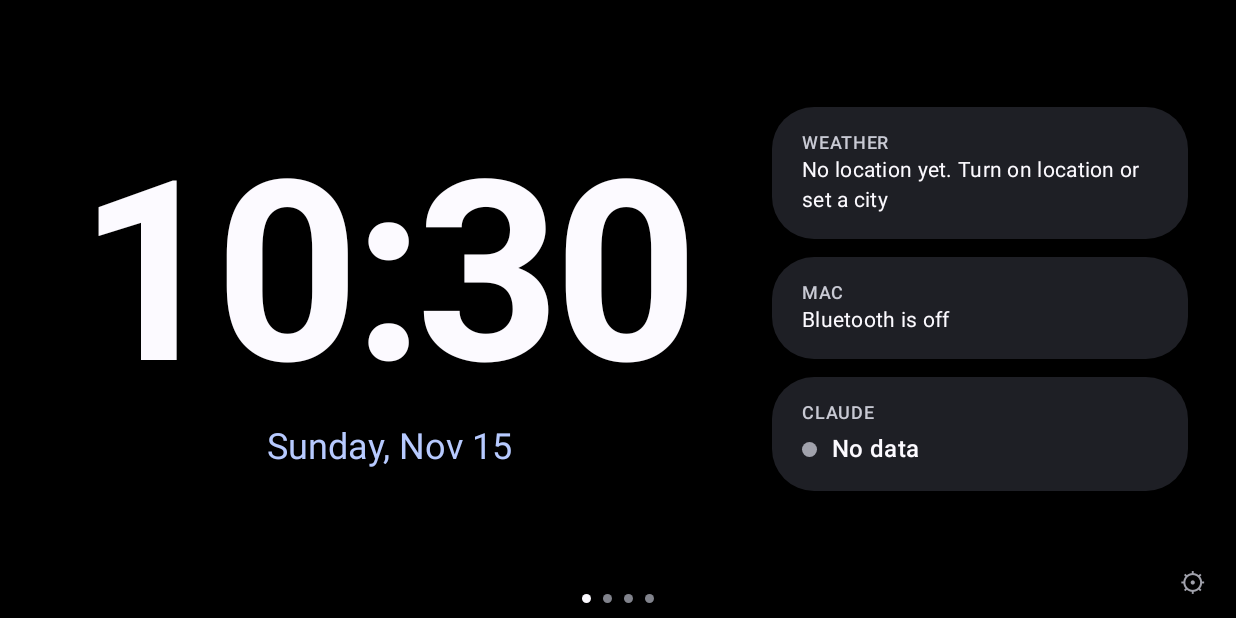
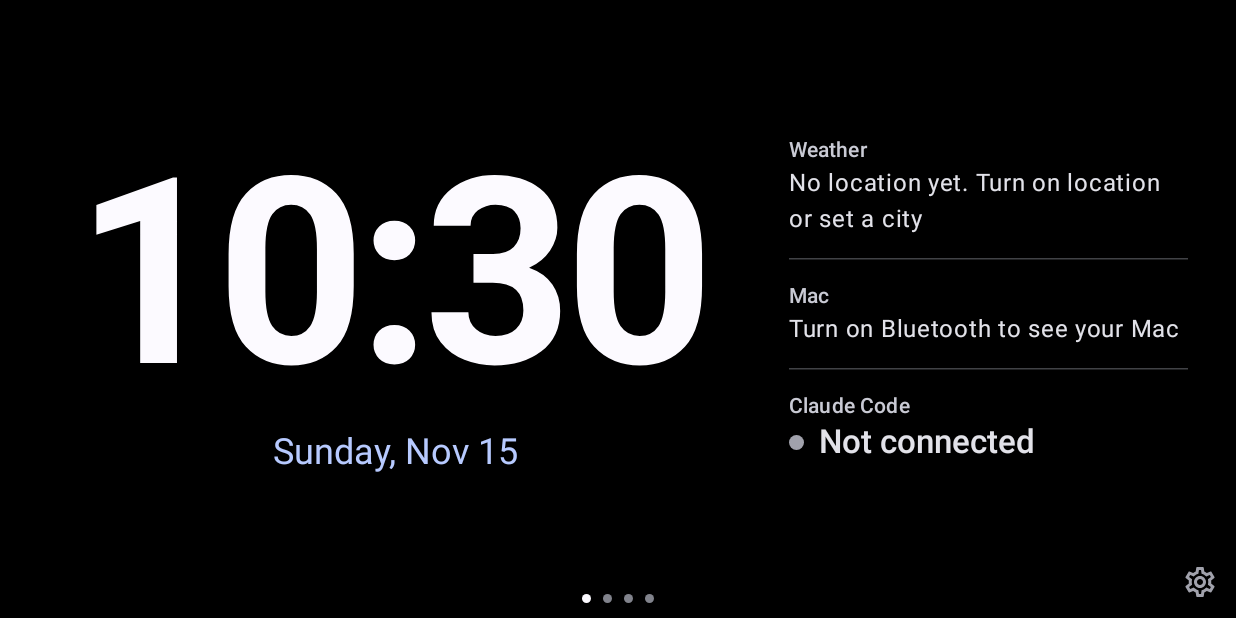
Before and after one commit to bmin-mit/perch, an Android app built with Jetpack Compose: the screen it shows after launch (MainActivity), on a phone screen of 824 x 412 dp (held sideways). Run offline under Robolectric (Android 15) with nearby library versions, the phone set to English and light mode, and no system bars.

Commit message:
Redesign: glanceable, compact StandBy look with night mode
Clock page drops card fills for a borderless glance stack; Mac page is
three tiles with a memory ring gauge; Claude page stats are compacted.
Labels move to 14sp, copy is friendlier, the settings button gets a real
labelled icon, and an ambient-light night mode renders everything dim red.

Co-Authored-By: Claude Opus 5.5 <noreply@anthropic.com>

```diff
--- a/android/app/build.gradle.kts
+++ b/android/app/build.gradle.kts
@@ -30,6 +30,7 @@ dependencies {
     implementation("androidx.compose.ui:ui")
     implementation("androidx.compose.foundation:foundation")
     implementation("androidx.compose.material3:material3")
+    implementation("androidx.compose.material:material-icons-core")
     implementation("androidx.activity:activity-compose:1.13.0")
     implementation("androidx.lifecycle:lifecycle-runtime-compose:2.11.0")
     implementation("androidx.core:core-ktx:1.19.1")
--- a/android/app/src/main/java/dev/perch/standby/data/Prefs.kt
+++ b/android/app/src/main/java/dev/perch/standby/data/Prefs.kt
@@ -14,6 +14,8 @@ data class Settings(
     /** Blank means "use the device location". */
     val city: String = "",
     val clockFace: Int = 0,
+    /** Switch to a dim red, monochrome look when the room is dark. */
+    val autoNight: Boolean = true,
 )
 
 class Prefs(context: Context) {
@@ -31,6 +33,7 @@ class Prefs(context: Context) {
             .putBoolean("demoMac", next.demoMac)
             .putString("city", next.city)
             .putInt("clockFace", next.clockFace)
+            .putBoolean("autoNight", next.autoNight)
             .apply()
     }
 
@@ -41,6 +44,7 @@ class Prefs(context: Context) {
         demoMac = sp.getBoolean("demoMac", isEmulator()),
         city = sp.getString("city", "") ?: "",
         clockFace = sp.getInt("clockFace", 0),
+        autoNight = sp.getBoolean("autoNight", true),
     )
 
     private fun isEmulator() =
--- a/android/app/src/main/java/dev/perch/standby/ui/ClockPage.kt
+++ b/android/app/src/main/java/dev/perch/standby/ui/ClockPage.kt
@@ -1,8 +1,8 @@
 package dev.perch.standby.ui
 
 import androidx.compose.foundation.Canvas
+import androidx.compose.foundation.background
 import androidx.compose.foundation.layout.Arrangement
-import androidx.compose.foundation.layout.Box
 import androidx.compose.foundation.layout.BoxWithConstraints
 import androidx.compose.foundation.layout.Column
 import androidx.compose.foundation.layout.Row
@@ -16,6 +16,8 @@ import androidx.compose.foundation.layout.padding
 import androidx.compose.foundation.layout.width
 import androidx.compose.foundation.pager.VerticalPager
 import androidx.compose.foundation.pager.rememberPagerState
+import androidx.compose.foundation.shape.RoundedCornerShape
+import androidx.compose.material3.HorizontalDivider
 import androidx.compose.material3.LinearProgressIndicator
 import androidx.compose.material3.MaterialTheme
 import androidx.compose.material3.Text
@@ -50,32 +52,41 @@ fun ClockPage(
     mac: MacSnapshot,
     onFaceChange: (Int) -> Unit,
 ) {
-    Row(Modifier.fillMaxSize(), horizontalArrangement = Arrangement.spacedBy(20.dp)) {
+    Row(Modifier.fillMaxSize(), verticalAlignment = Alignment.CenterVertically) {
         // Swipe up/down to switch clock faces, like StandBy.
         val faces = rememberPagerState(initialPage = settings.clockFace.coerceIn(0, FACES - 1)) { FACES }
         LaunchedEffect(faces.settledPage) { onFaceChange(faces.settledPage) }
-        VerticalPager(faces, Modifier.weight(1.7f).fillMaxHeight()) { face ->
+        VerticalPager(faces, Modifier.weight(1.8f).fillMaxHeight()) { face ->
             when (face) {
                 0 -> DigitalFace(now, settings.use24h)
                 else -> AnalogFace(now)
             }
         }
-        Column(
-            Modifier.weight(1f).fillMaxHeight(),
-            verticalArrangement = Arrangement.spacedBy(12.dp, Alignment.CenterVertically),
-        ) {
-            WeatherSummary(weather, settings.fahrenheit)
-            MacSummary(mac)
-            ClaudeSummary(mac)
+        Spacer(Modifier.width(24.dp))
+        // Glance stack: no card backgrounds, so the clock stays the hero (StandBy removes widget backgrounds).
+        Column(Modifier.weight(1f), verticalArrangement = Arrangement.Center) {
+            WeatherGlance(weather, settings.fahrenheit)
+            GlanceDivider()
+            MacGlance(mac)
+            GlanceDivider()
+            ClaudeGlance(mac)
         }
     }
+}
+
+@Composable
+private fun GlanceDivider() {
+    HorizontalDivider(
+        Modifier.padding(vertical = 14.dp),
+        color = MaterialTheme.colorScheme.outlineVariant.copy(alpha = 0.5f),
+    )
 }
 
 @Composable
 private fun DigitalFace(now: LocalDateTime, use24h: Boolean) {
     BoxWithConstraints(Modifier.fillMaxSize(), contentAlignment = Alignment.Center) {
         // "00:00" in a bold face is roughly 2.7 em wide; size it to fill the box.
-        val size = with(LocalDensity.current) { minOf(maxWidth / 2.8f, maxHeight * 0.62f).toSp() }
+        val size = with(LocalDensity.current) { minOf(maxWidth / 2.75f, maxHeight * 0.62f).toSp() }
         Column(horizontalAlignment = Alignment.CenterHorizontally) {
             Row(verticalAlignment = Alignment.Bottom) {
                 Text(
@@ -167,68 +178,61 @@ private fun AnalogFace(now: LocalDateTime) {
 }
 
 @Composable
-private fun WeatherSummary(state: WeatherState, fahrenheit: Boolean) {
-    Panel(Modifier.fillMaxWidth()) {
-        when (state) {
-            is WeatherState.Ready -> {
+private fun WeatherGlance(state: WeatherState, fahrenheit: Boolean) {
+    if (state !is WeatherState.Ready) {
+        PanelLabel("Weather")
+        Text(weatherMessage(state), style = MaterialTheme.typography.bodyLarge, maxLines = 2)
+        return
+    }
     val w = state.weather
     val (glyph, label) = weatherGlyph(w.code, w.isDay)
     Row(verticalAlignment = Alignment.CenterVertically) {
-                    Text(glyph, fontSize = 30.sp)
+        Text(glyph, fontSize = 34.sp)
         Spacer(Modifier.width(12.dp))
         Text(
             formatTemp(w.tempC, fahrenheit),
-                        style = MaterialTheme.typography.headlineLarge,
+            style = MaterialTheme.typography.displaySmall,
             fontWeight = FontWeight.SemiBold,
         )
-                    Spacer(Modifier.width(12.dp))
+        Spacer(Modifier.width(14.dp))
         Column {
-                        Text(label, style = MaterialTheme.typography.bodyMedium, maxLines = 1, overflow = TextOverflow.Ellipsis)
+            Text(label, style = MaterialTheme.typography.titleMedium, maxLines = 1, overflow = TextOverflow.Ellipsis)
             Text(
                 "H ${formatTemp(w.highC, fahrenheit)}  L ${formatTemp(w.lowC, fahrenheit)}",
-                            style = MaterialTheme.typography.bodySmall,
+                style = MaterialTheme.typography.bodyMedium,
                 color = MaterialTheme.colorScheme.onSurfaceVariant,
             )
         }
     }
 }
-            else -> {
-                PanelLabel("Weather")
-                Text(weatherMessage(state), style = MaterialTheme.typography.bodyMedium)
-            }
-        }
-    }
-}
 
 fun weatherMessage(state: WeatherState): String = when (state) {
-    WeatherState.Loading -> "Loading…"
-    WeatherState.NeedsLocation -> "Allow location or set a city in settings"
+    WeatherState.Loading -> "Loading weather…"
+    WeatherState.NeedsLocation -> "Allow location, or set a city in Settings"
     is WeatherState.Failed -> state.message
     is WeatherState.Ready -> ""
 }
 
 fun linkMessage(link: LinkState): String = when (link) {
-    LinkState.BluetoothOff -> "Bluetooth is off"
-    LinkState.NoPermission -> "Bluetooth permission needed"
-    LinkState.Scanning -> "Searching for Mac…"
+    LinkState.BluetoothOff -> "Turn on Bluetooth to see your Mac"
+    LinkState.NoPermission -> "Allow Bluetooth in Settings"
+    LinkState.Scanning -> "Looking for your Mac…"
     LinkState.Connecting -> "Connecting…"
     LinkState.Connected -> "Connected"
     LinkState.Demo -> "Demo data"
 }
 
 @Composable
-private fun MacSummary(mac: MacSnapshot) {
-    Panel(Modifier.fillMaxWidth()) {
+private fun MacGlance(mac: MacSnapshot) {
     val stats = mac.stats
     if (stats == null) {
         PanelLabel("Mac")
-            Text(linkMessage(mac.link), style = MaterialTheme.typography.bodyMedium)
-        } else {
-            Row(horizontalArrangement = Arrangement.spacedBy(16.dp)) {
+        Text(linkMessage(mac.link), style = MaterialTheme.typography.bodyLarge)
+        return
+    }
+    Row(horizontalArrangement = Arrangement.spacedBy(20.dp)) {
         Meter("CPU", stats.cpuPercent, Modifier.weight(1f))
-                Meter("RAM", stats.memPercent, Modifier.weight(1f))
-            }
-        }
+        Meter("Memory", stats.memPercent, Modifier.weight(1f))
     }
 }
 
@@ -238,39 +242,56 @@ private fun Meter(label: String, percent: Int, modifier: Modifier = Modifier) {
         Row(verticalAlignment = Alignment.Bottom) {
             PanelLabel(label)
             Spacer(Modifier.weight(1f))
-            Text("$percent%", style = MaterialTheme.typography.titleMedium, fontWeight = FontWeight.SemiBold)
+            Text("$percent%", style = MaterialTheme.typography.titleLarge, fontWeight = FontWeight.SemiBold)
         }
         Spacer(Modifier.height(6.dp))
         LinearProgressIndicator(
             progress = { percent / 100f },
             modifier = Modifier.fillMaxWidth().height(6.dp),
+            trackColor = MaterialTheme.colorScheme.surfaceContainerHighest,
+            gapSize = 0.dp,
             drawStopIndicator = {},
         )
     }
 }
 
 @Composable
-private fun ClaudeSummary(mac: MacSnapshot) {
+private fun ClaudeGlance(mac: MacSnapshot) {
     val claude = mac.claude
-    val waiting = (claude?.waiting ?: 0) > 0
-    Panel(
-        Modifier.fillMaxWidth(),
-        color = if (waiting) WaitingColor.copy(alpha = 0.22f) else MaterialTheme.colorScheme.surfaceContainer,
-    ) {
-        PanelLabel("Claude")
-        Spacer(Modifier.height(4.dp))
-        Row(verticalAlignment = Alignment.CenterVertically) {
     val (state, text) = when {
-                claude == null -> ClaudeState.Idle to "No data"
+        claude == null -> ClaudeState.Idle to if (mac.stats == null) "Not connected" else "No status yet"
         claude.waiting > 0 -> ClaudeState.Waiting to
             if (claude.waiting == 1) "1 session needs you" else "${claude.waiting} sessions need you"
-                claude.working > 0 -> ClaudeState.Working to "${claude.working} working"
+        claude.working > 0 -> ClaudeState.Working to
+            if (claude.working == 1) "1 session working" else "${claude.working} sessions working"
         claude.total > 0 -> ClaudeState.Idle to "${claude.total} idle"
         else -> ClaudeState.Idle to "No sessions"
     }
+    // The one colored fill on this page: only when Claude is waiting on you.
+    val waiting = state == ClaudeState.Waiting
+    Row(
+        Modifier
+            .fillMaxWidth()
+            .then(
+                if (waiting) Modifier.background(WaitingColor.copy(alpha = 0.18f), RoundedCornerShape(16.dp))
+                else Modifier
+            )
+            .padding(horizontal = if (waiting) 12.dp else 0.dp, vertical = if (waiting) 8.dp else 0.dp),
+        verticalAlignment = Alignment.CenterVertically,
+    ) {
+        Column {
+            PanelLabel("Claude Code", if (waiting) WaitingColor else MaterialTheme.colorScheme.onSurfaceVariant)
+            Row(verticalAlignment = Alignment.CenterVertically) {
                 Dot(claudeColor(state))
                 Spacer(Modifier.width(10.dp))
-            Text(text, style = MaterialTheme.typography.titleMedium, maxLines = 1, overflow = TextOverflow.Ellipsis)
+                Text(
+                    text,
+                    style = MaterialTheme.typography.titleLarge,
+                    fontWeight = FontWeight.SemiBold,
+                    maxLines = 1,
+                    overflow = TextOverflow.Ellipsis,
+                )
             }
         }
     }
+}
--- a/android/app/src/main/java/dev/perch/standby/ui/Components.kt
+++ b/android/app/src/main/java/dev/perch/standby/ui/Components.kt
@@ -54,21 +54,18 @@ fun rememberNow(): State<LocalDateTime> = produceState(LocalDateTime.now()) {
 @Composable
 fun Panel(
     modifier: Modifier = Modifier,
-    color: Color = MaterialTheme.colorScheme.surfaceContainer,
+    color: Color = MaterialTheme.colorScheme.surfaceContainerLow,
     content: @Composable ColumnScope.() -> Unit,
 ) {
-    Surface(modifier = modifier, shape = RoundedCornerShape(28.dp), color = color) {
-        Column(Modifier.padding(horizontal = 20.dp, vertical = 16.dp), content = content)
+    Surface(modifier = modifier, shape = RoundedCornerShape(24.dp), color = color) {
+        Column(Modifier.padding(horizontal = 18.dp, vertical = 14.dp), content = content)
     }
 }
 
+/** Small caption above a value. 14sp so it still reads from across a desk. */
 @Composable
-fun PanelLabel(text: String) {
-    Text(
-        text.uppercase(Locale.getDefault()),
-        style = MaterialTheme.typography.labelMedium,
-        color = MaterialTheme.colorScheme.onSurfaceVariant,
-    )
+fun PanelLabel(text: String, color: Color = MaterialTheme.colorScheme.onSurfaceVariant) {
+    Text(text, style = MaterialTheme.typography.labelLarge, color = color, maxLines = 1)
 }
 
 @Composable
--- /dev/null
+++ b/android/app/src/main/java/dev/perch/standby/ui/NightMode.kt
@@ -0,0 +1,69 @@
+package dev.perch.standby.ui
+
+import android.graphics.ColorMatrix
+import android.graphics.ColorMatrixColorFilter
+import android.graphics.RenderEffect
+import android.hardware.Sensor
+import android.hardware.SensorEvent
+import android.hardware.SensorEventListener
+import android.hardware.SensorManager
+import androidx.compose.runtime.Composable
+import androidx.compose.runtime.DisposableEffect
+import androidx.compose.runtime.getValue
+import androidx.compose.runtime.mutableStateOf
+import androidx.compose.runtime.remember
+import androidx.compose.runtime.setValue
+import androidx.compose.ui.Modifier
+import androidx.compose.ui.graphics.asComposeRenderEffect
+import androidx.compose.ui.graphics.graphicsLayer
+import androidx.compose.ui.platform.LocalContext
+
+private const val DARK_LUX = 3f
+private const val BRIGHT_LUX = 12f
+
+/**
+ * True while the room is dark, from the ambient light sensor. The two thresholds keep it
+ * from flickering when the light hovers around one value.
+ */
+@Composable
+fun rememberIsDarkRoom(enabled: Boolean): Boolean {
+    val context = LocalContext.current
+    var dark by remember { mutableStateOf(false) }
+    DisposableEffect(enabled) {
+        val sm = context.getSystemService(SensorManager::class.java)
+        val sensor = sm?.getDefaultSensor(Sensor.TYPE_LIGHT)
+        if (!enabled || sm == null || sensor == null) {
+            dark = false
+            return@DisposableEffect onDispose {}
+        }
+        val listener = object : SensorEventListener {
+            override fun onSensorChanged(event: SensorEvent) {
+                val lux = event.values[0]
+                if (lux < DARK_LUX) dark = true else if (lux > BRIGHT_LUX) dark = false
+            }
+
+            override fun onAccuracyChanged(sensor: Sensor?, accuracy: Int) {}
+        }
+        sm.registerListener(listener, sensor, SensorManager.SENSOR_DELAY_NORMAL)
+        onDispose { sm.unregisterListener(listener) }
+    }
+    return dark
+}
+
+// Luminance into the red channel only, at reduced strength: everything, emoji included,
+// becomes a dim red that is easy on dark-adapted eyes.
+private val nightEffect = RenderEffect.createColorFilterEffect(
+    ColorMatrixColorFilter(
+        ColorMatrix(
+            floatArrayOf(
+                0.30f, 0.59f, 0.11f, 0f, 0f,
+                0f, 0f, 0f, 0f, 0f,
+                0f, 0f, 0f, 0f, 0f,
+                0f, 0f, 0f, 1f, 0f,
+            )
+        ).apply { postConcat(ColorMatrix().apply { setScale(0.8f, 1f, 1f, 1f) }) }
+    )
+).asComposeRenderEffect()
+
+fun Modifier.nightFilter(on: Boolean): Modifier =
+    if (on) graphicsLayer { renderEffect = nightEffect } else this
--- a/android/app/src/main/java/dev/perch/standby/ui/SettingsOverlay.kt
+++ b/android/app/src/main/java/dev/perch/standby/ui/SettingsOverlay.kt
@@ -65,6 +65,7 @@ fun SettingsOverlay(
                 Text("Settings", style = MaterialTheme.typography.headlineSmall)
                 SwitchRow("24-hour clock", settings.use24h) { v -> onChange { it.copy(use24h = v) } }
                 SwitchRow("Fahrenheit", settings.fahrenheit) { v -> onChange { it.copy(fahrenheit = v) } }
+                SwitchRow("Dim red in the dark", settings.autoNight) { v -> onChange { it.copy(autoNight = v) } }
                 SwitchRow("Demo Mac data (no Bluetooth)", settings.demoMac) { v -> onChange { it.copy(demoMac = v) } }
             }
             Column(Modifier.weight(1f), verticalArrangement = Arrangement.spacedBy(10.dp)) {
--- a/android/app/src/main/java/dev/perch/standby/ui/StandbyScreen.kt
+++ b/android/app/src/main/java/dev/perch/standby/ui/StandbyScreen.kt
@@ -17,7 +17,10 @@ import androidx.compose.foundation.shape.CircleShape
 import androidx.compose.material3.MaterialTheme
 import androidx.compose.material3.Surface
 import androidx.compose.material3.Text
-import androidx.compose.material3.TextButton
+import androidx.compose.material.icons.Icons
+import androidx.compose.material.icons.outlined.Settings
+import androidx.compose.material3.Icon
+import androidx.compose.material3.IconButton
 import androidx.compose.runtime.Composable
 import androidx.compose.runtime.getValue
 import androidx.compose.runtime.mutableStateOf
@@ -60,12 +63,15 @@ fun StandbyScreen(graph: AppGraph, onRequestPermissions: (() -> Unit)? = null) {
         }
     }
 
+    val darkRoom = rememberIsDarkRoom(settings.autoNight)
+
     PerchTheme {
         Surface(Modifier.fillMaxSize(), color = Color.Black) {
             Box(
                 Modifier
                     .fillMaxSize()
                     .background(Color.Black)
+                    .nightFilter(darkRoom && !showSettings)
                     .windowInsetsPadding(WindowInsets.displayCutout)
             ) {
                 // Nudge everything a few pixels each minute so static content can't burn in.
@@ -111,11 +117,15 @@ fun StandbyScreen(graph: AppGraph, onRequestPermissions: (() -> Unit)? = null) {
                 }
 
                 if (onRequestPermissions != null) {
-                    TextButton(
+                    IconButton(
                         onClick = { showSettings = true },
                         modifier = Modifier.align(Alignment.BottomEnd),
                     ) {
-                        Text("⚙", fontSize = 18.sp, color = MaterialTheme.colorScheme.outline)
+                        Icon(
+                            Icons.Outlined.Settings,
+                            contentDescription = "Settings",
+                            tint = MaterialTheme.colorScheme.outline,
+                        )
                     }
                     if (showSettings) {
                         SettingsOverlay(
```
Also changed, not shown: android/app/src/main/java/dev/perch/standby/ui/ClaudePage.kt (+25 -25 lines), android/app/src/main/java/dev/perch/standby/ui/MacPage.kt (+88 -109 lines), 1 other file. Lines whose indentation alone changed are shown as unchanged.
